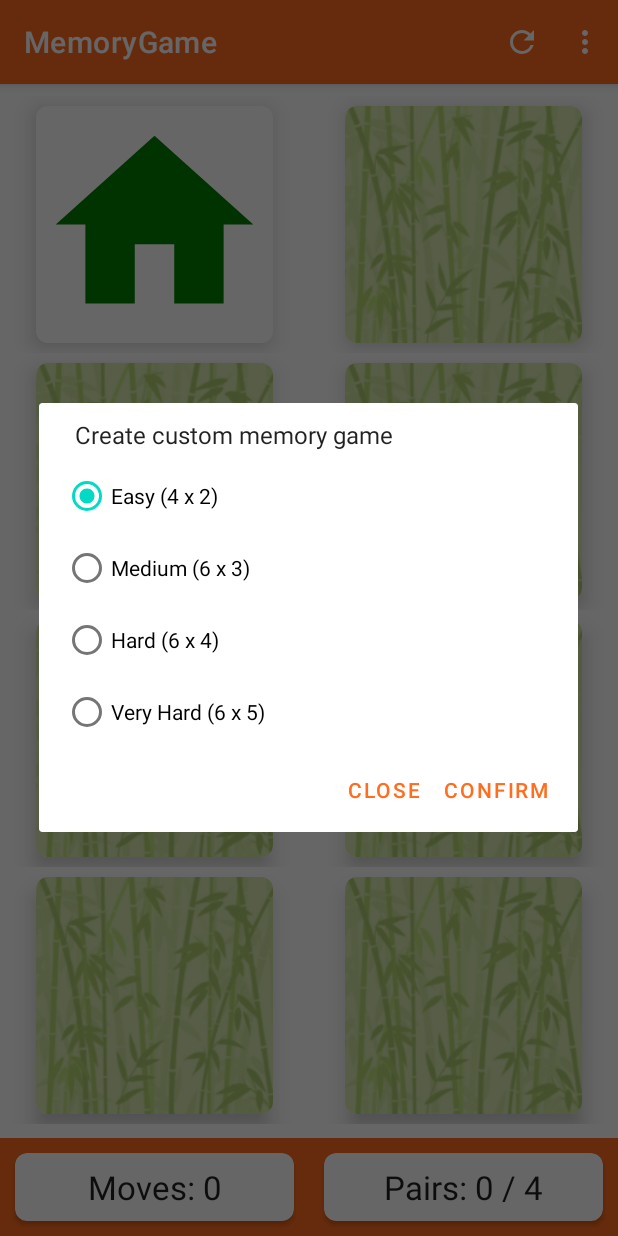
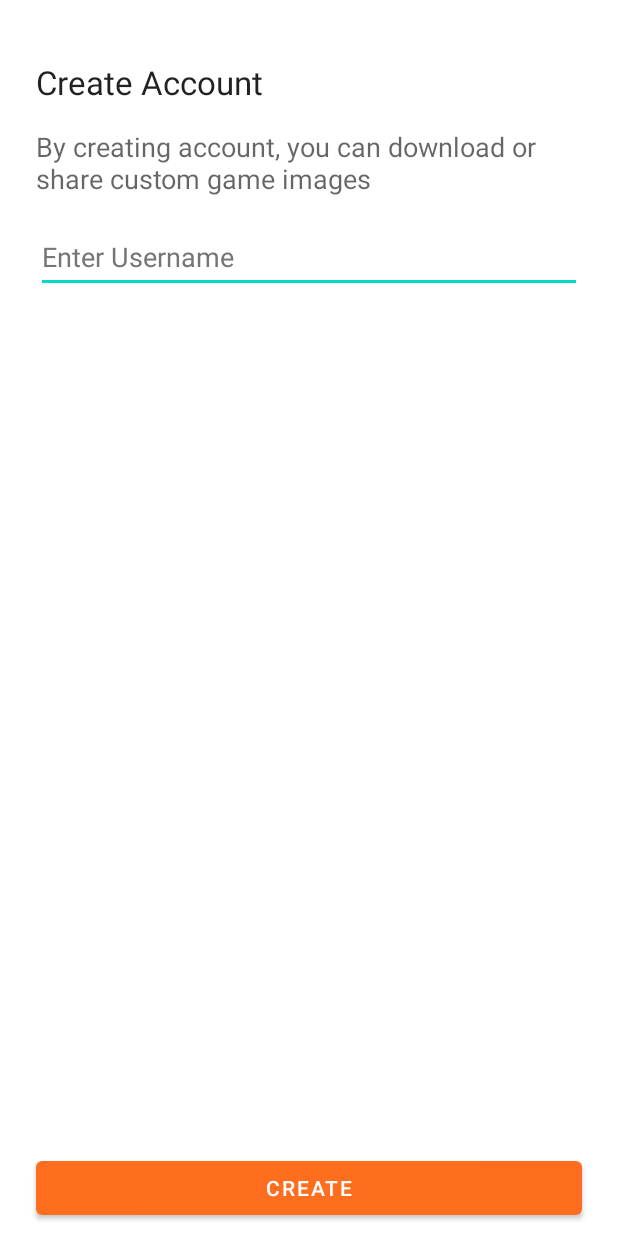
Before and after one commit to AdityaJain09/MemoryGame, an Android app: the screen it shows after launch (MainActivity before the commit, RegistrationActivity after it), in the options menu, after a tap on "Create custom game", on a phone screen of 412 x 824 dp. Run offline under Robolectric (Android 15) with nearby library versions, the phone set to English and light mode, and no system bars; our stand-ins replace Dagger/Hilt's generated code, Firebase (no records; nobody signed in at launch, a user with empty details on screens opened directly), Picasso; libraries missing offline, so code that uses them is left out: com.github.jinatonic.confetti; pictures from the network do not load; 2 statements that could not run were skipped.

Commit message:
added registration feature

```diff
--- /dev/null
+++ b/app/src/main/java/com/stark/memorygame/data/source/UserDataSource.kt
@@ -0,0 +1,40 @@
+package com.stark.memorygame.data
+
+import androidx.datastore.core.DataStore
+import androidx.datastore.preferences.core.Preferences
+import androidx.datastore.preferences.core.edit
+import androidx.datastore.preferences.core.emptyPreferences
+import androidx.datastore.preferences.core.stringPreferencesKey
+import kotlinx.coroutines.flow.Flow
+import kotlinx.coroutines.flow.catch
+import kotlinx.coroutines.flow.map
+import java.io.IOException
+import javax.inject.Inject
+
+class UserDataSource @Inject constructor(
+    private val dataStore: DataStore<Preferences>
+) {
+
+    companion object {
+        private val USER_NAME = stringPreferencesKey("creator_user_name")
+    }
+
+    suspend fun setUserName(username: String) {
+        dataStore.edit { preferences ->
+            preferences[USER_NAME] = username
+        }
+    }
+
+    suspend fun getUserName(): Flow<String?> {
+        return dataStore.data.catch { e ->
+            if (e is IOException) {
+                emit(emptyPreferences())
+            } else {
+                throw e
+            }
+        }.map {
+            it[USER_NAME]
+        }
+    }
+
+}
--- a/app/src/main/java/com/stark/memorygame/di/app/ActivityComponent.kt
+++ b/app/src/main/java/com/stark/memorygame/di/app/ActivityComponent.kt
@@ -5,6 +5,7 @@ import com.stark.memorygame.di.module.ViewModelModule
 import com.stark.memorygame.di.scopes.ActivityScope
 import com.stark.memorygame.view.screens.custom_game.CustomGameActivity
 import com.stark.memorygame.view.screens.main.MainActivity
+import com.stark.memorygame.view.screens.registration.RegistrationActivity
 import dagger.BindsInstance
 import dagger.Subcomponent
 
@@ -21,4 +22,5 @@ interface ActivityComponent {
 
     fun inject(activity: MainActivity)
     fun inject(activity: CustomGameActivity)
+    fun inject(activity: RegistrationActivity)
 }
--- a/app/src/main/java/com/stark/memorygame/view/custom_views/BoardSelectorDialog.kt
+++ b/app/src/main/java/com/stark/memorygame/view/custom_views/BoardSelectorDialog.kt
@@ -23,9 +23,9 @@ interface OnDownloadGameListener {
 
 class BoardSelectorDialog(
     private val ctx: Context,
-    onBoardSizeSelectListener: OnBoardSizeSelectListener?,
-    onDownloadGameListener: OnDownloadGameListener?,
-    private val currentBoardSize: BoardSize?,
+    onBoardSizeSelectListener: OnBoardSizeSelectListener? = null,
+    onDownloadGameListener: OnDownloadGameListener? = null,
+    private val currentBoardSize: BoardSize? = null,
     private val title: String,
     @LayoutRes private val resourceId: Int
 ) {
--- /dev/null
+++ b/app/src/main/java/com/stark/memorygame/view/intent/RegistrationIntent.kt
@@ -0,0 +1,5 @@
+package com.stark.memorygame.view.intent
+
+sealed class RegistrationIntent {
+    data class OnCreateAccount(val userName: String): RegistrationIntent()
+}
--- a/app/src/main/java/com/stark/memorygame/view/screens/base/BaseActivity.kt
+++ b/app/src/main/java/com/stark/memorygame/view/screens/base/BaseActivity.kt
@@ -46,7 +46,6 @@ open class BaseActivity : AppCompatActivity() {
 
     override fun onCreate(savedInstanceState: Bundle?) {
         super.onCreate(savedInstanceState)
-
         remoteConfig.setDefaultsAsync(
             mapOf(
                 "about_link" to "https://www.instagram.com/shahaditya62/",
--- a/app/src/main/java/com/stark/memorygame/view/screens/main/MainActivity.kt
+++ b/app/src/main/java/com/stark/memorygame/view/screens/main/MainActivity.kt
@@ -5,10 +5,12 @@ import android.content.Intent
 import android.graphics.Color
 import android.net.Uri
 import android.os.Bundle
+import android.text.Layout
 import android.util.Log
 import android.view.LayoutInflater
 import android.view.Menu
 import android.view.MenuItem
+import android.widget.Button
 import android.widget.EditText
 import android.widget.Toast
 import androidx.activity.result.contract.ActivityResultContracts
@@ -43,6 +45,7 @@ import com.stark.memorygame.view.screens.base.BaseActivity
 import com.stark.memorygame.view.screens.custom_game.CustomGameActivity
 import com.stark.memorygame.view.screens.custom_game.CustomGameActivity.Companion.CUSTOM_GAME_EXTRAS
 import com.stark.memorygame.view.screens.custom_game.CustomGameActivity.Companion.GAME_NAME_EXTRA
+import com.stark.memorygame.view.screens.registration.RegistrationActivity
 import com.stark.memorygame.view.state.GameStatus
 import com.stark.memorygame.view.state.MemoryCardGameState
 import com.stark.memorygame.view.viewmodel.ViewModelFactory
@@ -65,7 +68,8 @@ class MainActivity : BaseActivity() {
     @Inject
     lateinit var viewModelFactory: ViewModelFactory
 
-    private val customGameContract  = registerForActivityResult(ActivityResultContracts.StartActivityForResult()) { result ->
+    private val customGameContract =
+        registerForActivityResult(ActivityResultContracts.StartActivityForResult()) { result ->
             if (result.resultCode == RESULT_OK && result.data != null) {
                 val gameName = result.data?.getStringExtra(GAME_NAME_EXTRA)
                 if (gameName == null) {
@@ -75,7 +79,6 @@ class MainActivity : BaseActivity() {
                 downloadGame(gameName)
             }
         }
-
 
 
     private val downloadGameListener = object : OnDownloadGameListener {
@@ -92,7 +95,7 @@ class MainActivity : BaseActivity() {
                 downloadGame(gameName)
             } catch (e: Exception) {
                 firebaseAnalytics.logEvent(DOWNLOAD_CUSTOM_GAME_ERROR) {
-                    param(GAME_NAME, gameName )
+                    param(GAME_NAME, gameName)
                 }
                 createToast(getString(R.string.download_game_error)).show()
             }
@@ -129,9 +132,10 @@ class MainActivity : BaseActivity() {
 
     }
 
-    private var gameName: String ?= null
+    private var gameName: String? = null
     private fun downloadGame(customGameName: String) {
-        db.collection(DATABASE_NAME).document(customGameName).get().addOnSuccessListener { document ->
+        db.collection(DATABASE_NAME).document(customGameName).get()
+            .addOnSuccessListener { document ->
                 val downloadedCustomImages = document.toObject(UserCustomGameImages::class.java)
                 downloadedCustomImages?.let { customImages ->
 
@@ -160,7 +164,7 @@ class MainActivity : BaseActivity() {
             firebaseAnalytics.logEvent(DOWNLOAD_CUSTOM_GAME_ERROR) {
                 param(GAME_NAME, customGameName)
             }
-            Log.e(TAG, "downloadGame failed ", it )
+            Log.e(TAG, "downloadGame failed ", it)
         }
     }
 
@@ -168,7 +172,8 @@ class MainActivity : BaseActivity() {
         for (image in images) {
             Picasso.get().load(image).fetch()
         }
-        binding.root.showSnackBar(getString(R.string.view_shrink_error), Snackbar.LENGTH_LONG).show()
+        binding.root.showSnackBar(getString(R.string.view_shrink_error), Snackbar.LENGTH_LONG)
+            .show()
     }
 
     private fun updateGamePairs(pairs: Int = 0) {
@@ -184,7 +189,8 @@ class MainActivity : BaseActivity() {
     }
 
     private fun initViews() {
-        supportActionBar?.title = (gameName ?: getString(R.string.app_name)).replaceFirstChar { it.uppercaseChar() }
+        supportActionBar?.title =
+            (gameName ?: getString(R.string.app_name)).replaceFirstChar { it.uppercaseChar() }
         gameAdapter = MemoryGameAdapter(this@MainActivity,
             vm.boardSize,
             vm.cards,
@@ -220,7 +226,7 @@ class MainActivity : BaseActivity() {
         when (item.itemId) {
             R.id.mi_refresh -> {
 
-                if(::confettiManager.isInitialized) confettiManager.terminate()
+                if (::confettiManager.isInitialized) confettiManager.terminate()
                 if (vm.canPlay())
                     alertDialog()
                 else
@@ -231,37 +237,42 @@ class MainActivity : BaseActivity() {
                 menuSelectState = MenuSelectState.BOARD_SIZE
                 boardSelectorDialog = BoardSelectorDialog(
                     this,
-                    boardSizeSelectListener,
-                    onDownloadGameListener = null,
-                    vm.boardSize,
-                    getString(R.string.change_board_size_text),
-                    R.layout.dialog_board_size
+                    onBoardSizeSelectListener = boardSizeSelectListener,
+                    currentBoardSize = vm.boardSize,
+                    title = getString(R.string.change_board_size_text),
+                    resourceId = R.layout.dialog_board_size
                 )
                 return true
             }
 
             R.id.mi_custom -> {
+                if (!vm.checkIfAccountCreated()) {
+                    registerAccount()
+                    return false
+                }
                 boardSelectorDialog = BoardSelectorDialog(
                     this,
-                    boardSizeSelectListener,
-                    onDownloadGameListener = null,
-                    vm.boardSize,
-                    getString(R.string.create_custom_game_title),
-                    R.layout.dialog_board_size
+                    onBoardSizeSelectListener = boardSizeSelectListener,
+                    currentBoardSize = vm.boardSize,
+                    title = getString(R.string.create_custom_game_title),
+                    resourceId = R.layout.dialog_board_size
                 )
                 menuSelectState = MenuSelectState.CUSTOM_NEW_GAME
+
                 return true
             }
 
             R.id.mi_download -> {
+                if (!vm.checkIfAccountCreated()) {
+                    registerAccount()
+                    return false
+                }
                 menuSelectState = MenuSelectState.DOWNLOAD_CUSTOM_GAME
                 boardSelectorDialog = BoardSelectorDialog(
                     this,
-                    onBoardSizeSelectListener = null,
-                    downloadGameListener,
-                    null,
-                    getString(R.string.download_game),
-                    R.layout.dialog_download_board
+                    onDownloadGameListener = downloadGameListener,
+                    title = getString(R.string.download_game),
+                    resourceId = R.layout.dialog_download_board
                 )
                 return true
             }
@@ -277,6 +288,13 @@ class MainActivity : BaseActivity() {
             }
         }
         return true
+    }
+
+    private fun registerAccount() {
+        startActivity(
+            Intent(this, RegistrationActivity::class.java)
+        )
+        finish()
     }
 
     private fun refresh() {
@@ -310,7 +328,10 @@ class MainActivity : BaseActivity() {
                         is MemoryCardGameState.CardStateChange -> {
                             gameAdapter.notifyDataSetChanged()
                             if (vm.isGameWon()) {
-                                confettiManager = CommonConfetti.rainingConfetti(binding.clRoot, intArrayOf(Color.YELLOW, Color.BLUE, Color.MAGENTA)).oneShot()
+                                confettiManager = CommonConfetti.rainingConfetti(
+                                    binding.clRoot,
+                                    intArrayOf(Color.YELLOW, Color.BLUE, Color.MAGENTA)
+                                ).oneShot()
                                 binding.root.showSnackBar(getString(R.string.game_won_message))
                                     .show()
                             }
--- a/app/src/main/java/com/stark/memorygame/view/screens/main/MemoryGameViewModel.kt
+++ b/app/src/main/java/com/stark/memorygame/view/screens/main/MemoryGameViewModel.kt
@@ -17,8 +17,15 @@ import kotlinx.coroutines.runBlocking
 import kotlinx.coroutines.withContext
 import javax.inject.Inject
 
-class MemoryGameViewModel @Inject constructor() : ViewModel() {
+class MemoryGameViewModel @Inject constructor(
+    private val userDataSource: UserDataSource
+) : ViewModel() {
+
     val userIntent = Channel<MemoryCardGameIntent>(Channel.UNLIMITED)
+
+    var userName: String? = null
+        private set
+
     private val _state: MutableStateFlow<MemoryCardGameState> =
         MutableStateFlow(MemoryCardGameState.Idle)
     val state: StateFlow<MemoryCardGameState> = _state.asStateFlow()
@@ -42,7 +49,19 @@ class MemoryGameViewModel @Inject constructor() : ViewModel() {
     init {
         viewModelScope.launch {
             initCards()
+            userName = getUser()
             handleIntent()
+        }
+    }
+
+    private suspend fun getUser(): String? {
+        return withContext(Dispatchers.IO) {
+            return@withContext try {
+                userDataSource.getUserName().firstOrNull()
+            } catch (e: Exception) {
+                // TODO: let user know why u failed to fetch username
+                null
+            }
         }
     }
 
@@ -156,4 +175,7 @@ class MemoryGameViewModel @Inject constructor() : ViewModel() {
     }
 
     fun isCardAlreadyFaceUp(position: Int): Boolean = cards[position].isFaceUp
+
+    fun checkIfAccountCreated(): Boolean = userName != null
+
 }
--- /dev/null
+++ b/app/src/main/java/com/stark/memorygame/view/screens/registration/RegistrationActivity.kt
@@ -0,0 +1,149 @@
+package com.stark.memorygame.view.screens.registration
+
+import android.content.Intent
+import android.os.Bundle
+import android.util.Log
+import android.view.View
+import android.view.inputmethod.InputMethodManager
+import android.widget.Button
+import android.widget.EditText
+import android.widget.ProgressBar
+import android.widget.Toast
+import androidx.appcompat.app.AlertDialog
+import androidx.lifecycle.ViewModelProvider
+import androidx.lifecycle.lifecycleScope
+import com.stark.memorygame.R
+import com.stark.memorygame.model.User
+import com.stark.memorygame.view.extensions.createToast
+import com.stark.memorygame.view.extensions.launchWithLifecycle
+import com.stark.memorygame.view.intent.RegistrationIntent
+import com.stark.memorygame.view.screens.base.BaseActivity
+import com.stark.memorygame.view.screens.main.MainActivity
+import com.stark.memorygame.view.state.UserRegistrationState
+import com.stark.memorygame.view.viewmodel.ViewModelFactory
+import kotlinx.coroutines.launch
+import javax.inject.Inject
+
+class RegistrationActivity : BaseActivity() {
+
+    private lateinit var createBtn: Button
+    private lateinit var userNameEt: EditText
+    private lateinit var pb: ProgressBar
+    private lateinit var vm: RegistrationViewModel
+
+    @Inject
+    lateinit var viewModelFactory: ViewModelFactory
+
+    override fun onCreate(savedInstanceState: Bundle?) {
+        appComponent.activityComponent().create().inject(this)
+        super.onCreate(savedInstanceState)
+        setContentView(R.layout.activity_create_account)
+
+        createBtn = findViewById(R.id.create_account_btn)
+        userNameEt = findViewById(R.id.username_et)
+        pb = findViewById(R.id.new_user_pb)
+        vm = ViewModelProvider(this, viewModelFactory)[RegistrationViewModel::class.java]
+        observers()
+        createBtn.setOnClickListener {
+            val userName = userNameEt.text.toString()
+            closeKeyboard()
+            it.isEnabled = false
+            lifecycleScope.launch {
+                vm.userIntent.send(RegistrationIntent.OnCreateAccount(userName))
+            }
+        }
+    }
+
+    private fun closeKeyboard() {
+        val inputManager = getSystemService(INPUT_METHOD_SERVICE) as InputMethodManager
+        inputManager.hideSoftInputFromWindow(currentFocus?.windowToken, 0)
+    }
+
+    private fun observers() {
+        vm.userRegistrationState.observe(this@RegistrationActivity) { state ->
+            when (state) {
+
+                is UserRegistrationState.Idle -> {}
+
+                is UserRegistrationState.OnRegistrationValidationFailure -> {
+                    userNameEt.error = getString(R.string.username_error)
+                    createBtn.isEnabled = true
+                }
+
+                is UserRegistrationState.OnRegistrationValidationSuccess -> {
+                    pb.visibility = View.VISIBLE
+                    try {
+                        checkAndSaveUserName(state.name)
+                    } catch (e: Exception) {
+                        resetElements()
+                        Log.e(TAG, "user account creation failed = ${e.message}")
+                    }
+                }
+            }
+        }
+    }
+
+    private fun resetElements() {
+        pb.visibility = View.GONE
+        createBtn.isEnabled = true
+    }
+
+    private fun navigateToMain() {
+        val intent = Intent(this, MainActivity::class.java)
+        startActivity(intent)
+        finishAfterTransition()
+    }
+
+    private fun checkAndSaveUserName(name: String) {
+        db.collection(USER_COLLECTION).document(name).get().addOnSuccessListener { account ->
+           if (account != null && account.data != null) {
+                Log.i(TAG, "isUserNameAlreadyTaken")
+                userNameEt.error = getString(R.string.username_conflict)
+                resetElements()
+            } else {
+                saveUserName(name)
+            }
+        }.addOnFailureListener {
+            Log.i(TAG, "Duplicate UserName Error: ${it}")
+            resetElements()
+            createToast(getString(R.string.server_error)).show()
+        }
+    }
+
+    private fun saveUserName(userName: String) {
+        val user = User(username = userName)
+        db.collection(USER_COLLECTION).document(userName).set(user)
+            .addOnCompleteListener { task ->
+                if (!task.isSuccessful) {
+                    Log.i(TAG, "saveUserName failed: ${task.exception} ")
+                    createToast(getString(R.string.user_account_failure_message)).show()
+                    resetElements()
+                    // TODO: send error to analytics and crashlytics when account didn't created
+                    task.exception?.let {
+                        throw it
+                    }
+                    return@addOnCompleteListener
+                }
+                createToast(getString(R.string.user_created_message), Toast.LENGTH_SHORT).show()
+                navigateToMain()
+            }
+    }
+
+    override fun onBackPressed() {
+        AlertDialog.Builder(this)
+            .setTitle(getString(R.string.alert_title))
+            .setMessage(getString(R.string.cancel_registration_process))
+            .setPositiveButton(getString(R.string.yes)) { _, _ ->
+                navigateToMain()
+                finishAfterTransition()
+            }
+            .setNegativeButton(getString(R.string.no)) { dialog, _ ->
+                dialog.cancel()
+            }.show()
+    }
+
+    private companion object {
+        private const val TAG = "RegistrationActivity"
+        private const val USER_COLLECTION = "users"
+    }
+}
--- /dev/null
+++ b/app/src/main/java/com/stark/memorygame/view/screens/registration/RegistrationViewModel.kt
@@ -0,0 +1,52 @@
+package com.stark.memorygame.view.screens.registration
+
+import androidx.lifecycle.LiveData
+import androidx.lifecycle.MutableLiveData
+import androidx.lifecycle.ViewModel
+import androidx.lifecycle.viewModelScope
+import com.stark.memorygame.data.UserDataSource
+import com.stark.memorygame.view.intent.RegistrationIntent
+import com.stark.memorygame.view.state.UserRegistrationState
+import kotlinx.coroutines.channels.Channel
+import kotlinx.coroutines.flow.consumeAsFlow
+import kotlinx.coroutines.launch
+import javax.inject.Inject
+
+class RegistrationViewModel @Inject constructor(
+    private val userDataSource: UserDataSource
+) : ViewModel() {
+
+    val userIntent = Channel<RegistrationIntent>(Channel.UNLIMITED)
+
+    private val _userRegisterState: MutableLiveData<UserRegistrationState> = MutableLiveData()
+    val userRegistrationState: LiveData<UserRegistrationState> = _userRegisterState
+
+    init {
+        viewModelScope.launch {
+            handleIntent()
+        }
+    }
+
+    private suspend fun handleIntent() {
+        userIntent.consumeAsFlow().collect {
+            when (it) {
+                is RegistrationIntent.OnCreateAccount -> {
+                    validateUserName(it.userName)
+                }
+            }
+        }
+    }
+
+    private suspend fun validateUserName(userName: String) {
+        _userRegisterState.value = if (userName.length < MAX_USERNAME_LENGTH) {
+            UserRegistrationState.OnRegistrationValidationFailure
+        } else {
+            userDataSource.setUserName(userName)
+            UserRegistrationState.OnRegistrationValidationSuccess(userName)
+        }
+    }
+
+    companion object {
+        private const val MAX_USERNAME_LENGTH = 4
+    }
+}
--- /dev/null
+++ b/app/src/main/res/layout/activity_create_account.xml
@@ -0,0 +1,71 @@
+<?xml version="1.0" encoding="utf-8"?>
+<RelativeLayout xmlns:android="http://schemas.android.com/apk/res/android"
+    xmlns:tools="http://schemas.android.com/tools"
+    android:layout_width="match_parent"
+    android:layout_height="match_parent"
+    android:padding="8dp"
+    tools:context=".view.screens.main.MainActivity">
+
+    <TextView
+        android:id="@+id/title_tv"
+        style="@style/TextAppearance.AppCompat.Large"
+        android:layout_width="wrap_content"
+        android:layout_marginTop="32dp"
+        android:layout_marginStart="16dp"
+        android:layout_gravity="start"
+        android:layout_height="wrap_content"
+        android:text="@string/create_account"
+        />
+
+    <TextView
+        android:id="@+id/sub_title_tv"
+        style="@style/TextAppearance.AppCompat.Medium"
+        android:layout_width="wrap_content"
+        android:layout_marginTop="16dp"
+        android:layout_marginStart="16dp"
+        android:layout_gravity="start"
+        android:layout_height="wrap_content"
+        android:layout_below="@id/title_tv"
+        android:text="@string/sub_head"
+        />
+
+    <EditText
+        android:id="@+id/username_et"
+        android:layout_width="match_parent"
+        android:layout_height="wrap_content"
+        android:layout_below="@id/sub_title_tv"
+        android:layout_marginStart="16dp"
+        android:layout_marginTop="16dp"
+        android:layout_marginEnd="16dp"
+        android:layout_marginBottom="16dp"
+        android:digits="0123456789ABCDEFGHIJKLMNOPQRSTUVWXYZabcdefghijklmnopqrstuvwxyz@#"
+        android:ems="10"
+        android:hint="@string/username_hint"
+        android:imeOptions="actionDone"
+        android:importantForAutofill="no"
+        android:inputType="textPersonName"
+        android:maxLines="1"
+        android:maxLength="24"
+        android:minHeight="48dp"
+        android:textColorHint="#757575" />
+
+    <ProgressBar
+        android:id="@+id/new_user_pb"
+        android:layout_width="wrap_content"
+        android:layout_height="wrap_content"
+        android:visibility="gone"
+        android:layout_centerInParent="true"/>
+
+    <Button
+        android:id="@+id/create_account_btn"
+        android:layout_width="match_parent"
+        android:layout_height="wrap_content"
+        android:layout_alignParentBottom="true"
+        android:layout_marginStart="16dp"
+        android:layout_marginTop="16dp"
+        android:layout_marginEnd="16dp"
+        android:enabled="true"
+        android:text="@string/create" />
+
+
+</RelativeLayout>
--- a/app/src/main/res/values/strings.xml
+++ b/app/src/main/res/values/strings.xml
@@ -48,11 +48,17 @@
     <string name="developer_name" translatable="false">Created by Aditya ➡</string>
     <string name="enter_game_name_hint">Enter game name</string>
     <string name="game_share_info" translatable="false">I agree to share my game with all users</string>
-    <string name="download_game_error">Something went wrong, while downloading game</string>
+    <string name="download_game_error" translatable="false">Something went wrong, while downloading game</string>
 <!-- TODO: Remove or change this placeholder text -->
-    <string name="hello_blank_fragment">Hello blank fragment</string>
-    <string name="username_hint">Enter Username</string>
-    <string name="create_account">Create Memory Game Account</string>
-    <string name="create">Create</string>
+    <string name="hello_blank_fragment" translatable="false">Hello blank fragment</string>
+    <string name="username_hint" translatable="false">Enter Username</string>
+    <string name="create_account" translatable="false">Create Account</string>
+    <string name="create" translatable="false">Create</string>
+    <string name="username_error">username must be more than 3 characters</string>
+    <string name="username_conflict">Username already taken</string>
+    <string name="user_created_message">Your account has been successfully created</string>
+    <string name="sub_head">By creating account, you can download or share custom game images</string>
+    <string name="user_account_failure_message">Failed to create account</string>
+    <string name="cancel_registration_process">Do you want cancel creating account ?</string>
 
 </resources>
--- a/app/src/main/res/values/themes.xml
+++ b/app/src/main/res/values/themes.xml
@@ -13,4 +13,10 @@
         <item name="android:statusBarColor" tools:targetApi="l">?attr/colorPrimaryVariant</item>
         <!-- Customize your theme here. -->
     </style>
+
+    <style name="Theme.MemoryGame.NoActionBar" parent="Theme.MaterialComponents.DayNight.NoActionBar">
+        <item name="colorPrimary">@color/pumpkin</item>
+        <item name="colorPrimaryVariant">@color/pumpkin</item>
+        <item name="colorOnPrimary">@color/white</item>
+    </style>
 </resources>
```
Also changed, not shown: app/build.gradle (+1 -7 lines), app/src/main/AndroidManifest.xml (+7 -0 lines), app/src/main/java/com/stark/memorygame/di/module/ViewModelModule.kt (+8 -2 lines), app/src/main/java/com/stark/memorygame/model/User.kt (added, +9 -0 lines), app/src/main/java/com/stark/memorygame/view/state/UserRegistrationState.kt (added, +7 -0 lines), app/src/main/res/layout/activity_custom_game.xml (+1 -23 lines). Lines whose indentation alone changed are shown as unchanged.
